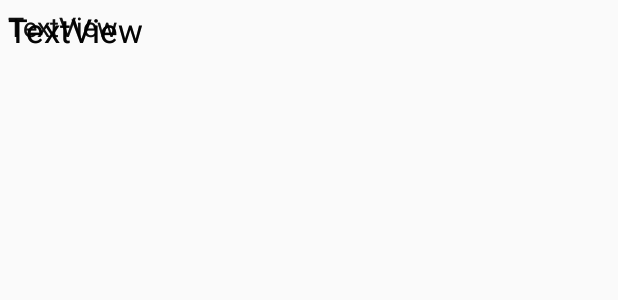
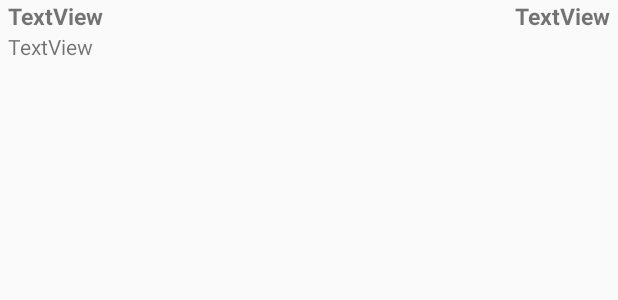
Before and after one commit to 4deone/ParisVipCall2, an Android app: the layout activity_info_row_view.xml on its own in the app's theme, with its tools: preview values and no code run, on a phone screen of 412 x 824 dp. Shown: the top 300 px of the screen. Run offline under Robolectric (Android 15) with nearby library versions, the phone set to English and light mode, and no system bars.

```diff
--- a/app/src/main/java/com/deone/parisvipcall/activities/VoirActivity.java
+++ b/app/src/main/java/com/deone/parisvipcall/activities/VoirActivity.java
@@ -60,7 +60,7 @@ public class VoirActivity extends AppCompatActivity {
         listView.setOnItemClickListener(new AdapterView.OnItemClickListener() {
             @Override
             public void onItemClick(AdapterView<?> parent, View view, int position, long id) {
-                Snackbar.make(findViewById(R.id.parentLayout), list.get(position).getLogin() + " => " + list.get(position).getPassword(), Snackbar.LENGTH_LONG).show();
+                Snackbar.make(findViewById(R.id.parentLayout), list.get(position).getCommentaire() + " => " + list.get(position).getPrivateMode(), Snackbar.LENGTH_LONG).show();
             }
         });
 
@@ -176,7 +176,7 @@ public class VoirActivity extends AppCompatActivity {
                                 //JSONObject phoneObject = innerObject.getJSONObject(Keys.KEY_PHONE);
                                 //String phone = phoneObject.getString(Keys.KEY_MOBILE);
 
-                                //model.setLogin(login);
+                                model.setLogin(login);
                                 model.setPassword(password);
                                 model.setTypeChoose(typeChoose);
                                 model.setPrivateMode(privateMode);
--- a/app/src/main/java/com/deone/parisvipcall/adapter/MyArrayAdapter.java
+++ b/app/src/main/java/com/deone/parisvipcall/adapter/MyArrayAdapter.java
@@ -1,6 +1,7 @@
 package com.deone.parisvipcall.adapter;
 
 import android.content.Context;
+import android.util.Log;
 import android.view.LayoutInflater;
 import android.view.View;
 import android.view.ViewGroup;
@@ -15,7 +16,7 @@ import java.util.List;
 
 public class MyArrayAdapter extends ArrayAdapter<LogInformation> {
 
-    List<LogInformation> modelList;
+    private List<LogInformation> modelList;
     Context context;
     private LayoutInflater mInflater;
 
@@ -45,11 +46,10 @@ public class MyArrayAdapter extends ArrayAdapter<LogInformation> {
 
         LogInformation item = getItem(position);
 
+
         vh.tvLogin.setText(item.getLogin());
         vh.tvPassword.setText(item.getPassword());
         vh.tvTypeChoose.setText(item.getTypeChoose());
-        vh.tvPrivateMode.setText(item.getPrivateMode());
-        vh.tvCommentaire.setText(item.getCommentaire());
 
         return vh.rootView;
     }
@@ -66,25 +66,19 @@ public class MyArrayAdapter extends ArrayAdapter<LogInformation> {
         public final TextView tvLogin;
         public final TextView tvPassword;
         public final TextView tvTypeChoose;
-        public final TextView tvPrivateMode;
-        public final TextView tvCommentaire;
 
-        private ViewHolder(RelativeLayout rootView, TextView tvLogin, TextView tvPassword, TextView tvTypeChoose, TextView tvPrivateMode, TextView tvCommentaire) {
+        private ViewHolder(RelativeLayout rootView, TextView tvLogin, TextView tvPassword, TextView tvTypeChoose) {
             this.rootView = rootView;
             this.tvLogin = tvLogin;
             this.tvPassword = tvPassword;
             this.tvTypeChoose = tvTypeChoose;
-            this.tvPrivateMode = tvPrivateMode;
-            this.tvCommentaire = tvCommentaire;
         }
 
         public static ViewHolder create(RelativeLayout rootView) {
             TextView tvLogin = (TextView) rootView.findViewById(R.id.tvLogin);
             TextView tvPassword = (TextView) rootView.findViewById(R.id.tvPassword);
             TextView tvTypeChoose = (TextView) rootView.findViewById(R.id.tvTypeChoose);
-            TextView tvPrivateMode = (TextView) rootView.findViewById(R.id.tvPrivateMode);
-            TextView tvCommentaire = (TextView) rootView.findViewById(R.id.tvCommentaire);
-            return new ViewHolder(rootView, tvLogin, tvPassword, tvTypeChoose, tvPrivateMode, tvCommentaire);
+            return new ViewHolder(rootView, tvLogin, tvPassword, tvTypeChoose);
         }
     }
 }
--- a/app/src/main/res/layout/activity_info_row_view.xml
+++ b/app/src/main/res/layout/activity_info_row_view.xml
@@ -4,45 +4,46 @@
     android:layout_width="match_parent"
     android:layout_height="match_parent"
     xmlns:tools="http://schemas.android.com/tools"
-    android:orientation="vertical">
+    android:orientation="horizontal">
 
+    <LinearLayout
+        android:layout_width="wrap_content"
+        android:layout_height="wrap_content"
+        android:layout_alignParentTop="true"
+        android:layout_marginHorizontal="5dp"
+        android:layout_alignParentLeft="true"
+        android:orientation="vertical" >
         <TextView
             android:id="@+id/tvLogin"
-        android:layout_width="match_parent"
+            android:textStyle="bold"
+            android:textSize="15dp"
+            android:gravity="center"
+            android:layout_width="wrap_content"
             android:layout_height="wrap_content"
-        android:layout_margin="5dp"
-        android:textAppearance="?android:textAppearanceLarge"
             tools:text="TextView" />
 
         <TextView
             android:id="@+id/tvPassword"
-        android:layout_width="match_parent"
+            android:gravity="center"
+            android:layout_width="wrap_content"
             android:layout_height="wrap_content"
-        android:layout_margin="5dp"
-        android:textAppearance="?android:textAppearanceMedium"
             tools:text="TextView" />
+    </LinearLayout>
 
-    <TextView
-        android:id="@+id/tvCommentaire"
-        android:layout_width="match_parent"
+    <LinearLayout
+        android:layout_width="wrap_content"
         android:layout_height="wrap_content"
-        android:layout_margin="5dp"
-        android:textAppearance="?android:textAppearanceMedium"
-        tools:text="TextView" />
-
+        android:layout_marginHorizontal="5dp"
+        android:layout_alignParentTop="true"
+        android:layout_alignParentRight="true"
+        android:orientation="vertical" >
         <TextView
             android:id="@+id/tvTypeChoose"
-        android:layout_width="match_parent"
-        android:layout_height="wrap_content"
-        android:layout_margin="5dp"
-        android:textAppearance="?android:textAppearanceLarge"
+            android:gravity="center"
+            android:textStyle="bold"
+            android:textSize="15dp"
+            android:layout_width="wrap_content"
+            android:layout_height="match_parent"
             tools:text="TextView" />
-
-    <TextView
-        android:id="@+id/tvPrivateMode"
-        android:layout_width="match_parent"
-        android:layout_height="wrap_content"
-        android:layout_margin="5dp"
-        android:textAppearance="?android:textAppearanceMedium"
-        tools:text="TextView" />
+    </LinearLayout>
 </RelativeLayout>
```
Lines whose indentation alone changed are shown as unchanged.
